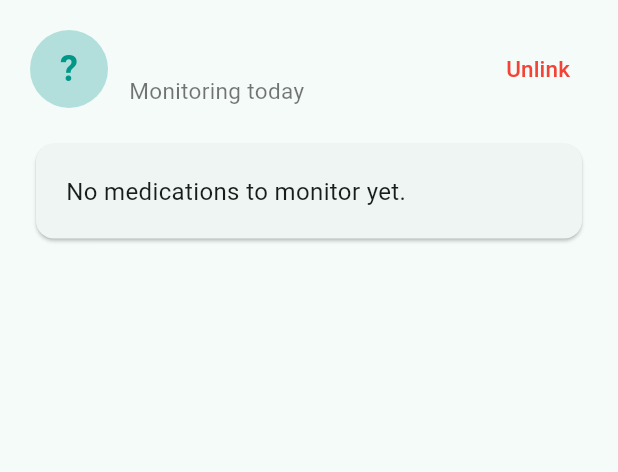
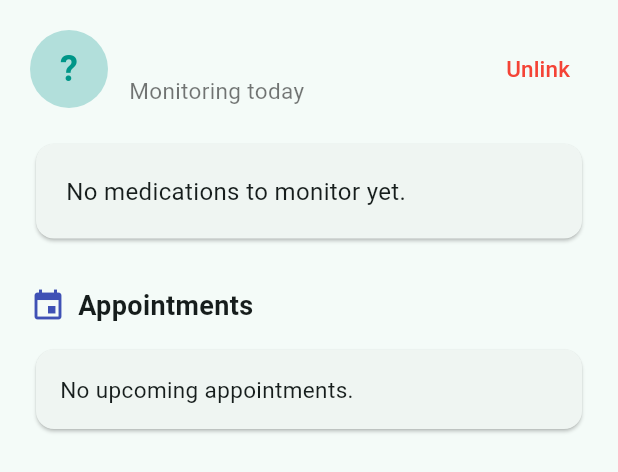
Before and after one commit to Lakindu99/mediassist, a Flutter app: the _MonitorView widget shown alone on an empty page, opened directly with empty values, on a phone screen of 412 x 824 dp. Shown: the top 472 px of the screen. Run offline on Flutter 3.47's test engine with Material 3 defaults, Android fonts, the phone set to English and light mode, and no system bars; our stand-ins replace cloud_firestore, firebase_auth, firebase_core, flutter_local_notifications, flutter_tts, share_plus and 2 more; accounts and stored records are empty.

Commit message:
Caregiver monitoring: show linked elder's appointments too

```diff
--- a/lib/core/services/appointment_service.dart
+++ b/lib/core/services/appointment_service.dart
@@ -20,6 +20,19 @@ class AppointmentService {
         );
   }
 
+  /// Live stream of a SPECIFIC user's appointments (used by caregivers).
+  Stream<List<Appointment>> watchAppointmentsFor(String uid) {
+    return _firestore
+        .collection('users')
+        .doc(uid)
+        .collection('appointments')
+        .orderBy('dateTime')
+        .snapshots()
+        .map(
+          (snap) => snap.docs.map((d) => Appointment.fromMap(d.id, d.data())).toList(),
+        );
+  }
+
   Future<void> addAppointment(Appointment appt) async {
     await _ref.add({
       ...appt.toMap(),
--- a/lib/features/caregiver/caregiver_screen.dart
+++ b/lib/features/caregiver/caregiver_screen.dart
@@ -2,13 +2,16 @@ import 'package:flutter/material.dart';
 import 'package:flutter/services.dart';
 import 'package:provider/provider.dart';
 import 'package:share_plus/share_plus.dart';
+import 'package:intl/intl.dart';
 import '../../core/services/auth_service.dart';
 import '../../core/services/caregiver_service.dart';
 import '../../core/services/medication_service.dart';
 import '../../core/services/adherence_service.dart';
 import '../../core/services/tts_service.dart';
+import '../../core/services/appointment_service.dart';
 import '../../models/app_user.dart';
 import '../../models/medication.dart';
+import '../../models/appointment.dart';
 
 /// One screen, two roles: an elderly user sees their share code; a caregiver
 /// links to an elderly user and monitors today's medication status.
@@ -450,6 +453,65 @@ class _MonitorView extends StatelessWidget {
             );
           },
         ),
+        const SizedBox(height: 28),
+        Row(
+          children: const [
+            Icon(Icons.event, color: Colors.indigo, size: 24),
+            SizedBox(width: 8),
+            Text('Appointments', style: TextStyle(fontSize: 18, fontWeight: FontWeight.bold)),
+          ],
+        ),
+        const SizedBox(height: 12),
+        StreamBuilder<List<Appointment>>(
+          stream: AppointmentService().watchAppointmentsFor(elderlyUid),
+          builder: (context, snap) {
+            if (!snap.hasData) {
+              return const Padding(
+                padding: EdgeInsets.all(16),
+                child: Center(child: CircularProgressIndicator()),
+              );
+            }
+            final now = DateTime.now();
+            final upcoming = snap.data!
+                .where((a) => a.dateTime.isAfter(DateTime(now.year, now.month, now.day)))
+                .toList();
+            if (upcoming.isEmpty) {
+              return const Card(
+                child: Padding(
+                  padding: EdgeInsets.all(16),
+                  child: Text('No upcoming appointments.', style: TextStyle(fontSize: 15)),
+                ),
+              );
+            }
+            return Column(
+              children: upcoming.map((a) {
+                final isToday = a.dateTime.year == now.year &&
+                    a.dateTime.month == now.month &&
+                    a.dateTime.day == now.day;
+                return Card(
+                  margin: const EdgeInsets.only(bottom: 10),
+                  color: isToday ? Colors.indigo.shade50 : null,
+                  shape: RoundedRectangleBorder(borderRadius: BorderRadius.circular(12)),
+                  child: ListTile(
+                    leading: const Icon(Icons.medical_services, color: Colors.indigo, size: 28),
+                    title: Text(a.doctor,
+                        style: const TextStyle(fontSize: 16, fontWeight: FontWeight.w600)),
+                    subtitle: Text(
+                      '${DateFormat('EEE, d MMM').format(a.dateTime)} at ${DateFormat('h:mm a').format(a.dateTime)}'
+                      '${a.location.isNotEmpty ? '\n${a.location}' : ''}',
+                      style: const TextStyle(fontSize: 14),
+                    ),
+                    isThreeLine: a.location.isNotEmpty,
+                    trailing: isToday
+                        ? const Text('Today',
+                            style: TextStyle(color: Colors.indigo, fontWeight: FontWeight.bold))
+                        : null,
+                  ),
+                );
+              }).toList(),
+            );
+          },
+        ),
       ],
     );
   }
```
